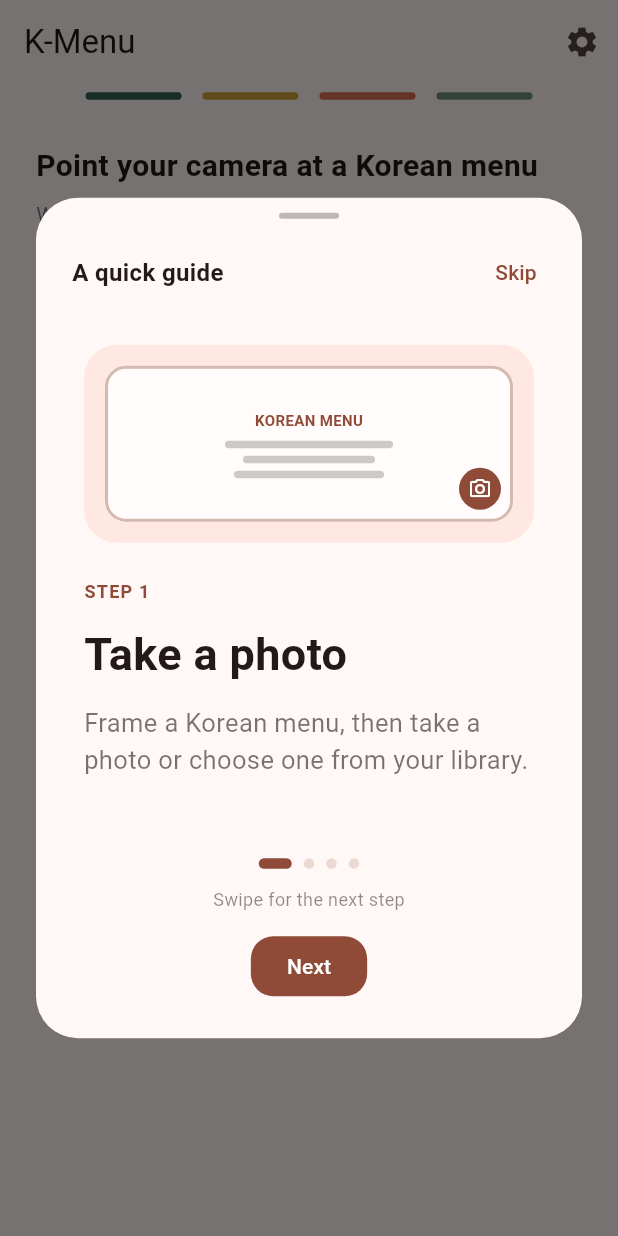
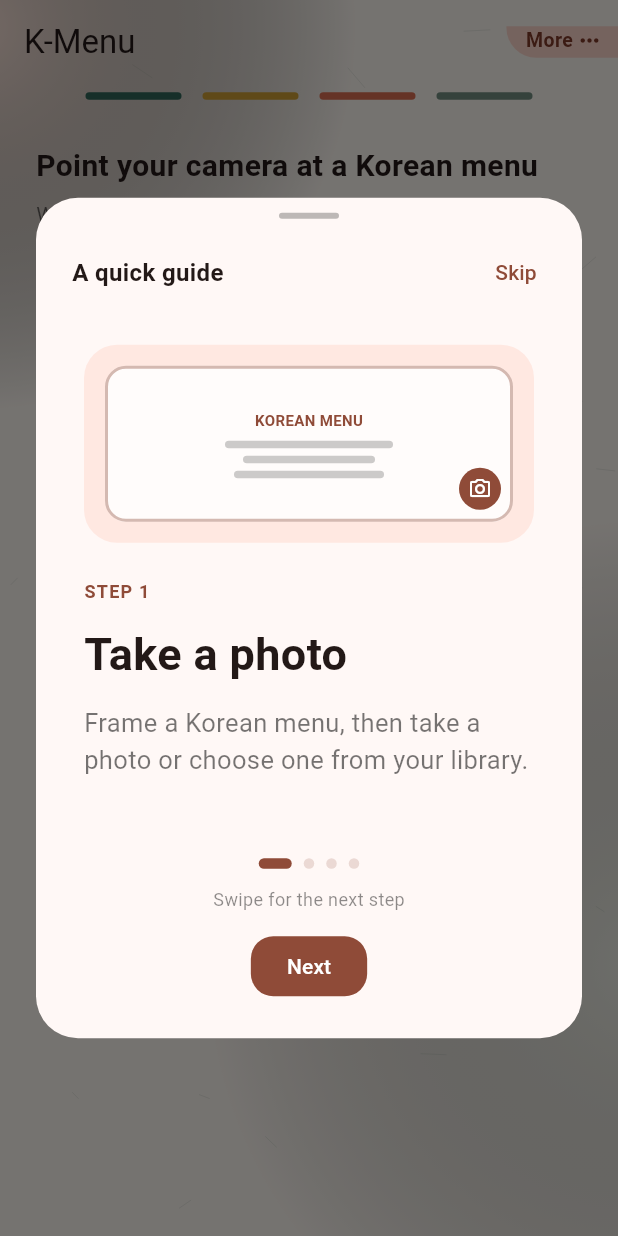
Before and after one commit to HJU5022/K_Menu_Voice_Guide, a Flutter app: the screen it shows after launch, on a phone screen of 412 x 824 dp. Run offline on Flutter 3.47's test engine with Material 3 defaults, Android fonts, the phone set to English and light mode, and no system bars; our stand-ins replace audioplayers, image_picker, shared_preferences.

Commit message:
feat(mobile): 캐시 TTS 음성 재생과 화면 개선

```diff
--- a/mobile/lib/config.dart
+++ b/mobile/lib/config.dart
@@ -24,4 +24,12 @@
 ///
 /// 서버는 반드시 `--host 0.0.0.0`으로 띄워야 한다. 기본값(127.0.0.1)이면 맥
 /// 자신만 접속할 수 있어 실제 폰에서는 연결되지 않는다.
-const String apiBaseUrl = 'https://hju5022-k-menu.hf.space';
+/// `--dart-define=API_BASE_URL=...`를 주면 그 주소를 우선 쓴다.
+///
+/// 기본값은 배포 Space라서 평소 빌드·배포 동작은 바뀌지 않는다. USB 디버깅 중에는
+/// `http://127.0.0.1:8000`을 넣고 `adb reverse tcp:8000 tcp:8000`을 설정하면
+/// 실제 Android 기기도 맥의 로컬 서버(사전 생성 TTS 캐시 포함)를 사용할 수 있다.
+const String apiBaseUrl = String.fromEnvironment(
+  'API_BASE_URL',
+  defaultValue: 'https://hju5022-k-menu.hf.space',
+);
--- a/mobile/lib/screens/camera_screen.dart
+++ b/mobile/lib/screens/camera_screen.dart
@@ -37,6 +37,7 @@ import '../config.dart';
 import 'candidates_screen.dart';
 import 'detail_screen.dart';
 import 'first_run_guide.dart';
+import 'paper_background.dart';
 import 'settings_button.dart';
 import 'stitch_bar.dart';
 import 'supported_foods_screen.dart';
@@ -157,7 +158,9 @@ class _CameraScreenState extends State<CameraScreen> {
         }
         if (!mounted) return;
 
-        final only = result.candidates.length == 1 ? result.candidates.first : null;
+        final only = result.candidates.length == 1
+            ? result.candidates.first
+            : null;
 
         await Navigator.push(
           context,
@@ -191,8 +194,16 @@ class _CameraScreenState extends State<CameraScreen> {
     // Scaffold — 앱 화면의 기본 뼈대. 상단 바(appBar)와 본문(body) 자리를
     // 미리 잡아주고, 화면 크기·노치 같은 걸 알아서 처리해준다.
     return Scaffold(
+      // 본문의 종이 배경을 상태바·상단바 아래까지 한 번에 그린다. AppBar에 배경을
+      // 따로 칠하면 이음선이 생기므로, 투명한 상단바를 종이 위에 얹는다.
+      extendBodyBehindAppBar: true,
       appBar: AppBar(
         title: const Text('K-Menu'),
+        backgroundColor: Colors.transparent,
+        surfaceTintColor: Colors.transparent,
+        elevation: 0,
+        scrolledUnderElevation: 0,
+        actionsPadding: EdgeInsets.zero,
         actions: const [SettingsButton()],
         // Penpot 01 보드의 상단 아래 스티치. 화면 기능이나 상태와는 무관한 공통 장식이다.
         bottom: const PreferredSize(
@@ -202,8 +213,19 @@ class _CameraScreenState extends State<CameraScreen> {
       ),
 
       // Padding — 안쪽 여백. 글자가 화면 가장자리에 붙지 않게 한다.
-      body: Padding(
-        padding: const EdgeInsets.all(24), // 사방 24픽셀
+      body: PaperBackground(
+        child: Padding(
+          // extendBodyBehindAppBar를 썼으므로, 본문만은 상태바·상단바 높이 아래에서
+          // 시작시킨다. 배경은 뒤로 이어지되 내용이 제목과 겹치지 않는다.
+          padding: EdgeInsets.fromLTRB(
+            24,
+            MediaQuery.paddingOf(context).top +
+                kToolbarHeight +
+                AppBarStitchBand.preferredHeight +
+                24,
+            24,
+            24,
+          ),
           // Column — 자식들을 세로로 차례차례 쌓는다. (가로로 쌓으려면 Row)
           child: Column(
             // 자식들의 가로 폭을 화면 끝까지 늘린다. 이게 없으면 버튼이
@@ -251,6 +273,7 @@ class _CameraScreenState extends State<CameraScreen> {
             ],
           ),
         ),
+      ),
     );
   }
 
@@ -288,7 +311,8 @@ class _CameraScreenState extends State<CameraScreen> {
       return _MessagePanel(
         icon: Icons.wifi_off,
         title: "Can't reach the server",
-        body: '$_errorMessage\n\nMake sure the server is running '
+        body:
+            '$_errorMessage\n\nMake sure the server is running '
             'and your phone is on the same Wi-Fi.\n$apiBaseUrl',
       );
     }
@@ -307,7 +331,8 @@ class _CameraScreenState extends State<CameraScreen> {
       return const _MessagePanel(
         icon: Icons.image_not_supported_outlined,
         title: "We couldn't read this photo",
-        body: 'Try brighter lighting, hold the menu straight, '
+        body:
+            'Try brighter lighting, hold the menu straight, '
             'and move closer to the text.',
       );
     }
@@ -320,7 +345,8 @@ class _CameraScreenState extends State<CameraScreen> {
       return const _MessagePanel(
         icon: Icons.no_photography_outlined,
         title: "We couldn't find a menu here",
-        body: 'Point the camera at a printed menu with prices, '
+        body:
+            'Point the camera at a printed menu with prices, '
             'then take the photo again.',
       );
     }
@@ -335,7 +361,8 @@ class _CameraScreenState extends State<CameraScreen> {
       return _MessagePanel(
         icon: Icons.search_off,
         title: 'Not in our guide yet',
-        body: 'We read this photo, but none of the dishes on it are among '
+        body:
+            'We read this photo, but none of the dishes on it are among '
             'the 50 Korean dishes this guide covers.',
         actionLabel: 'See supported dishes',
         onAction: () => Navigator.push(
@@ -407,7 +434,9 @@ class _LastPhotoResult extends StatelessWidget {
                           child: DecoratedBox(
                             decoration: BoxDecoration(
                               shape: BoxShape.circle,
-                              color: colorScheme.primary.withValues(alpha: haloOpacity),
+                              color: colorScheme.primary.withValues(
+                                alpha: haloOpacity,
+                              ),
                             ),
                             child: const SizedBox.expand(),
                           ),
--- a/mobile/lib/screens/settings_button.dart
+++ b/mobile/lib/screens/settings_button.dart
@@ -20,13 +20,35 @@ class SettingsButton extends StatelessWidget {
 
   @override
   Widget build(BuildContext context) {
-    return IconButton(
-      onPressed: () => Navigator.push(
-        context,
-        MaterialPageRoute(builder: (context) => const SettingsScreen()),
+    return Material(
+      color: const Color(0xFFFFD8CD),
+      borderRadius: const BorderRadius.only(bottomLeft: Radius.circular(20)),
+      clipBehavior: Clip.antiAlias,
+      child: InkWell(
+        onTap: () => Navigator.push(
+          context,
+          MaterialPageRoute(builder: (context) => const SettingsScreen()),
+        ),
+        child: const Padding(
+          // 오른쪽·위쪽은 상단 바의 가장자리에 붙이고, 왼쪽·아래쪽만 둥글린다.
+          padding: EdgeInsets.fromLTRB(13, 0, 10, 2),
+          child: Row(
+            mainAxisSize: MainAxisSize.min,
+            children: [
+              Text(
+                'More',
+                style: TextStyle(
+                  fontSize: 13,
+                  fontWeight: FontWeight.w700,
+                  color: Color(0xFF813A2A),
+                ),
+              ),
+              SizedBox(width: 2),
+              Icon(Icons.more_horiz, size: 18, color: Color(0xFF813A2A)),
+            ],
+          ),
+        ),
       ),
-      icon: const Icon(Icons.settings),
-      tooltip: 'Settings',
     );
   }
 }
--- a/mobile/pubspec.yaml
+++ b/mobile/pubspec.yaml
@@ -37,7 +37,6 @@ dependencies:
   image_picker: ^1.2.3
   http: ^1.6.0
   audioplayers: ^6.8.1
-  flutter_tts: ^4.2.5
   shared_preferences: ^2.5.4
 
 dev_dependencies:
```
Also changed, not shown: mobile/lib/api.dart (+14 -0 lines), mobile/lib/korean_speaker.dart (deleted, +0 -64 lines), mobile/lib/screens/candidates_screen.dart (+46 -15 lines), mobile/lib/screens/detail_screen.dart (+17 -7 lines), mobile/lib/screens/paper_background.dart (added, +93 -0 lines), mobile/pubspec.lock, 2 other files. Lines whose indentation alone changed are shown as unchanged.
